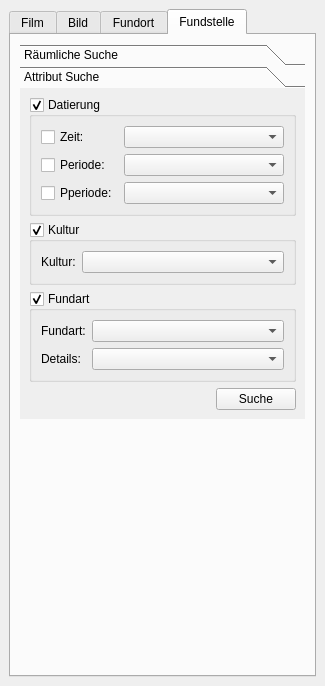
APIS-Luftbildarchiv/APIS, file APIS/forms/apis_search_form.ui: the form before one commit.
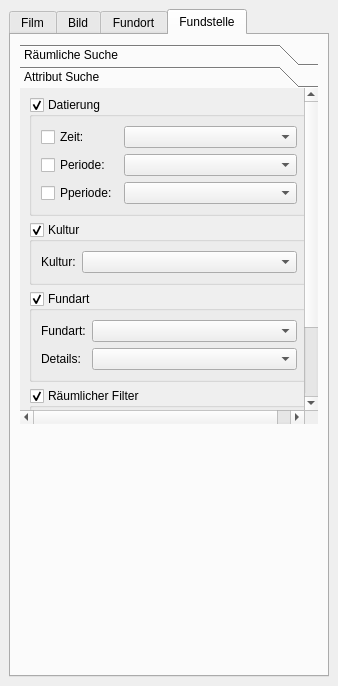
The form after the commit. The open tabs and pages were chosen to show the change. Icons and pictures are not drawn. Custom widgets are drawn as their Qt base class.

Patch:
```diff
--- a/APIS/forms/apis_search_form.ui
+++ b/APIS/forms/apis_search_form.ui
@@ -13,7 +13,7 @@
   <property name="minimumSize">
    <size>
     <width>325</width>
-    <height>283</height>
+    <height>426</height>
    </size>
   </property>
   <property name="windowTitle">
@@ -742,6 +742,12 @@
        <layout class="QVBoxLayout" name="verticalLayout_5">
         <item alignment="Qt::AlignTop">
          <widget class="QToolBox" name="toolBox_3">
+          <property name="sizePolicy">
+           <sizepolicy hsizetype="MinimumExpanding" vsizetype="MinimumExpanding">
+            <horstretch>0</horstretch>
+            <verstretch>0</verstretch>
+           </sizepolicy>
+          </property>
           <property name="currentIndex">
            <number>1</number>
           </property>
@@ -827,8 +833,8 @@
             <rect>
              <x>0</x>
              <y>0</y>
-             <width>283</width>
-             <height>299</height>
+             <width>266</width>
+             <height>377</height>
             </rect>
            </property>
            <attribute name="label">
@@ -973,6 +979,41 @@
               </layout>
              </widget>
             </item>
+            <item>
+             <widget class="QGroupBox" name="groupBox_4">
+              <property name="title">
+               <string>Räumlicher Filter</string>
+              </property>
+              <property name="flat">
+               <bool>false</bool>
+              </property>
+              <property name="checkable">
+               <bool>true</bool>
+              </property>
+              <layout class="QVBoxLayout" name="verticalLayout_14">
+               <item>
+                <widget class="QLabel" name="label_12">
+                 <property name="text">
+                  <string>Suche mit Vektor Feature (Selektion) aus Layer:</string>
+                 </property>
+                </widget>
+               </item>
+               <item>
+                <widget class="QgsMapLayerComboBox" name="mMapLayerComboBox_4">
+                 <property name="sizePolicy">
+                  <sizepolicy hsizetype="Expanding" vsizetype="Fixed">
+                   <horstretch>0</horstretch>
+                   <verstretch>0</verstretch>
+                  </sizepolicy>
+                 </property>
+                 <property name="filters">
+                  <set>QgsMapLayerProxyModel::HasGeometry</set>
+                 </property>
+                </widget>
+               </item>
+              </layout>
+             </widget>
+            </item>
             <item>
              <layout class="QHBoxLayout" name="horizontalLayout_12">
               <item>
```
Left out of the diff: 16 changed lines with no effect on the pictures.
